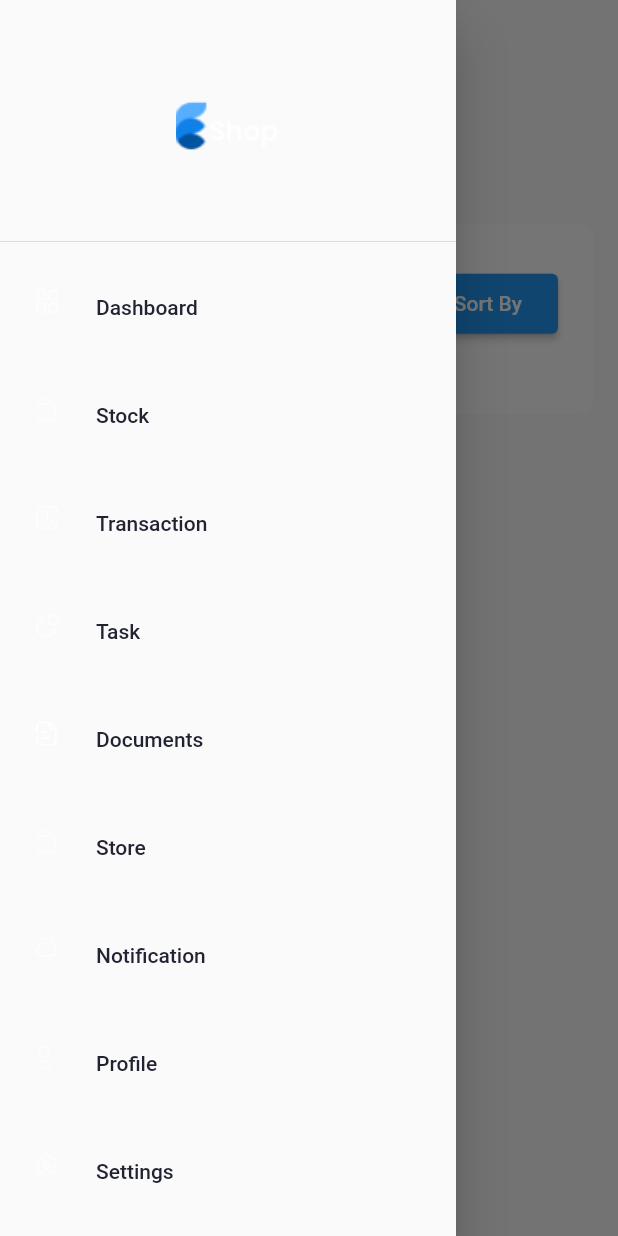
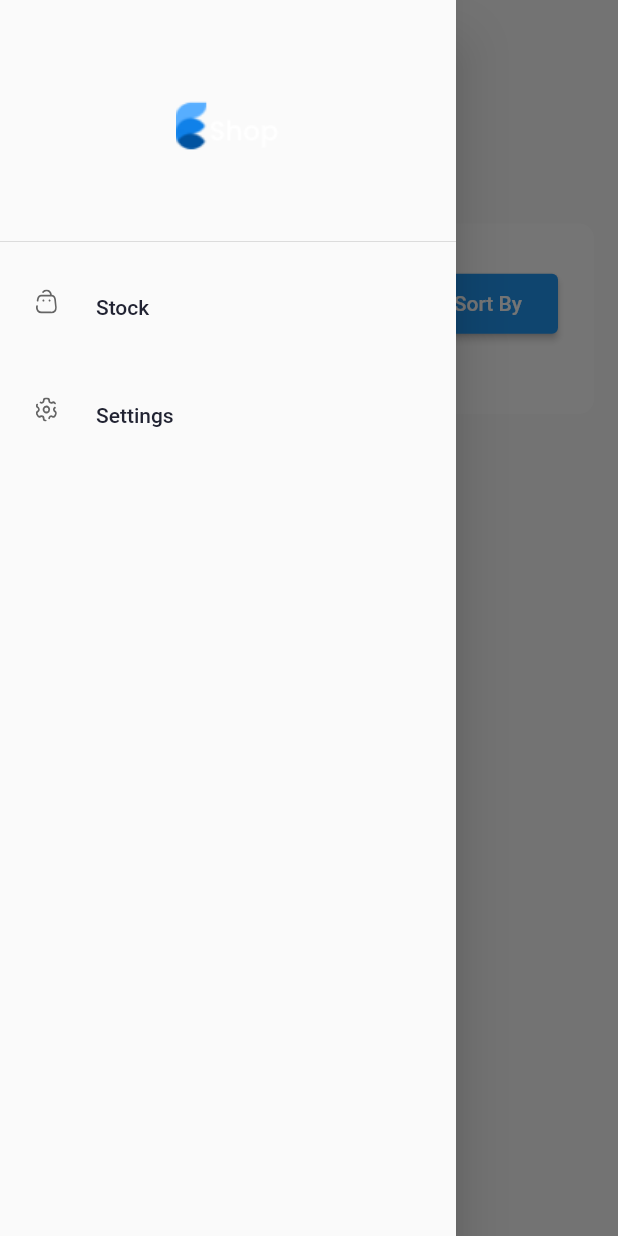
Before and after one commit to Roman-Karki/omnath-agritech-roman, a Flutter app: the screen it shows after launch, in the side drawer, after a tap on "Stock", on a phone screen of 412 x 824 dp. Run offline on Flutter 3.47's test engine with Material 2 defaults, Android fonts, the light colour scheme and no system bars; our stand-ins replace cloud_firestore, data_table_2, firebase_core, firebase_storage, fl_chart, flutter_svg and 3 more; accounts and stored records are empty; project files that could hold a hidden picture were left out.

Commit message:
side menu changes

```diff
--- a/lib/screens/main/components/side_menu.dart
+++ b/lib/screens/main/components/side_menu.dart
@@ -51,55 +51,54 @@ class _SideMenuState extends State<SideMenu> {
             // ),
           ),
           DrawerListTile(
-            title: "Dashboard",
-            svgSrc: "assets/icons/menu_dashbord.svg",
+            title: "Stock",
+            svgSrc: "assets/icons/menu_store.svg",
             press: () {
               provider.switchtabs(0);
             },
           ),
-           DrawerListTile(
-            title: "Stock",
-            svgSrc: "assets/icons/menu_store.svg",
-            press: () {
-              provider.switchtabs(1);
-            },
-          ),
-          DrawerListTile(
-            title: "Transaction",
-            svgSrc: "assets/icons/menu_tran.svg",
-            press: () {},
-          ),
-          DrawerListTile(
-            title: "Task",
-            svgSrc: "assets/icons/menu_task.svg",
-            press: () {},
-          ),
-          DrawerListTile(
-            title: "Documents",
-            svgSrc: "assets/icons/menu_doc.svg",
-            press: () {},
-          ),
-          DrawerListTile(
-            title: "Store",
-            svgSrc: "assets/icons/menu_store.svg",
-            press: () {},
-          ),
-          DrawerListTile(
-            title: "Notification",
-            svgSrc: "assets/icons/menu_notification.svg",
-            press: () {},
-          ),
-          DrawerListTile(
-            title: "Profile",
-            svgSrc: "assets/icons/menu_profile.svg",
-            press: () {},
-          ),
+          // DrawerListTile(
+          //   title: "Dashboard",
+          //   svgSrc: "assets/icons/menu_dashbord.svg",
+          //   press: () {
+          //     provider.switchtabs(1);
+          //   },
+          // ),
+          // DrawerListTile(
+          //   title: "Transaction",
+          //   svgSrc: "assets/icons/menu_tran.svg",
+          //   press: () {},
+          // ),
+          // DrawerListTile(
+          //   title: "Task",
+          //   svgSrc: "assets/icons/menu_task.svg",
+          //   press: () {},
+          // ),
+          // DrawerListTile(
+          //   title: "Documents",
+          //   svgSrc: "assets/icons/menu_doc.svg",
+          //   press: () {},
+          // ),
+          // DrawerListTile(
+          //   title: "Store",
+          //   svgSrc: "assets/icons/menu_store.svg",
+          //   press: () {},
+          // ),
+          // DrawerListTile(
+          //   title: "Notification",
+          //   svgSrc: "assets/icons/menu_notification.svg",
+          //   press: () {},
+          // ),
+          // DrawerListTile(
+          //   title: "Profile",
+          //   svgSrc: "assets/icons/menu_profile.svg",
+          //   press: () {},
+          // ),
           DrawerListTile(
             title: "Settings",
             svgSrc: "assets/icons/menu_setting.svg",
             press: () {},
           ),
-
         ],
       ),
     );
@@ -123,18 +122,16 @@ class DrawerListTile extends StatelessWidget {
     return Padding(
       padding: const EdgeInsets.all(8.0),
       child: ListTile(
-
         onTap: press,
-
         horizontalTitleGap: 0.0,
         leading: SvgPicture.asset(
           svgSrc,
-          color: Colors.white,
+          color: Colors.black,
           height: 16,
         ),
         title: Text(
           title,
-          style: TextStyle(color:blue),
+          style: TextStyle(color: blue),
         ),
       ),
     );
--- a/lib/screens/main/main_screen.dart
+++ b/lib/screens/main/main_screen.dart
@@ -18,8 +18,9 @@ class _MainScreenState extends State<MainScreen> {
   indexclass ind = indexclass();
 
   final tabs = [
+    StockScreen(),
+
     DashboardScreen(),
-    StockScreen(),
   ];
 
   @override
```
